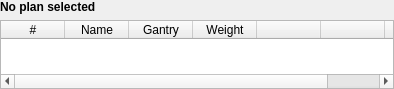
SlicerRt/SlicerRT, file Beams/Widgets/Resources/UI/qMRMLBeamsTableView.ui: the form before one commit.
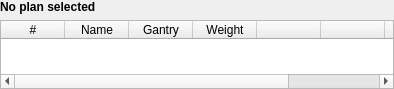
The form after the commit.

Commit message: ENH: Adding Beam's Eye View button for each beam in EBP module

What changed in the file:
```diff
--- a/Beams/Widgets/Resources/UI/qMRMLBeamsTableView.ui
+++ b/Beams/Widgets/Resources/UI/qMRMLBeamsTableView.ui
@@ -78,7 +78,7 @@
       <bool>true</bool>
      </property>
      <property name="columnCount">
-      <number>7</number>
+      <number>8</number>
      </property>
      <attribute name="horizontalHeaderDefaultSectionSize">
       <number>64</number>
@@ -125,6 +125,11 @@
        <string/>
       </property>
      </column>
+     <column>
+      <property name="text">
+       <string/>
+      </property>
+     </column>
      <column/>
     </widget>
    </item>
```
The commit also changes 3 other files.
